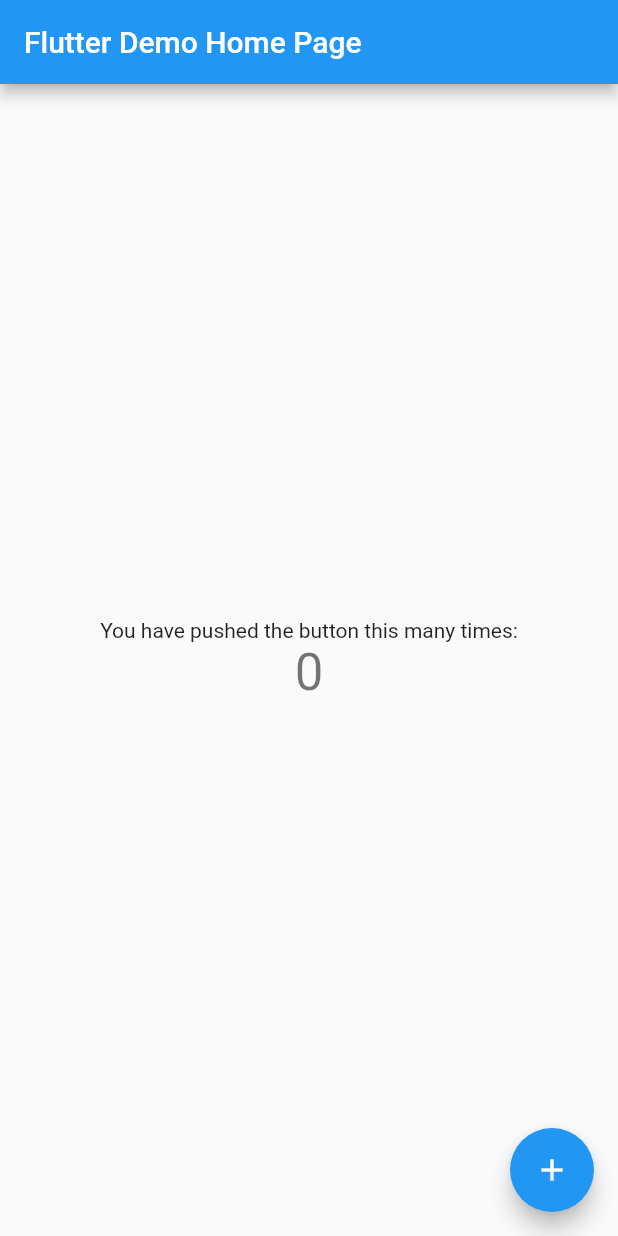
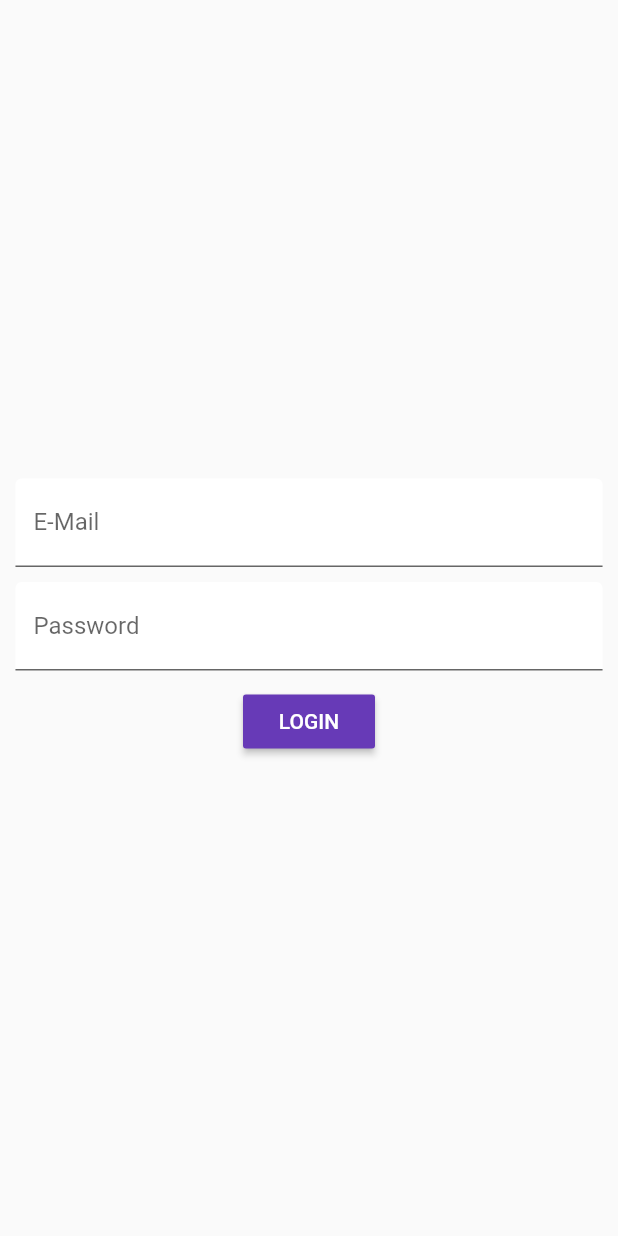
Before and after one commit to GuilhermeVendramini/flutter-to-do, a Flutter app: the screen it shows after launch, on a phone screen of 412 x 824 dp. Run offline on Flutter 3.47's test engine with Material 2 defaults, Android fonts, the phone set to English and light mode, and no system bars.

Commit message:
Flutter to-do

```diff
--- a/lib/main.dart
+++ b/lib/main.dart
@@ -1,111 +1,24 @@
 import 'package:flutter/material.dart';
+import './pages/user/login.dart';
+import './routes.dart';
 
-void main() => runApp(MyApp());
+void main() {
+  // debugPaintSizeEnabled = true;
+  // debugPaintBaselinesEnabled = true;
+  // debugPaintPointersEnabled = true;
+  runApp(MyApp());
+}
 
-class MyApp extends StatelessWidget {
-  // This widget is the root of your application.
+class MyApp extends StatefulWidget {
   @override
-  Widget build(BuildContext context) {
-    return MaterialApp(
-      title: 'Flutter Demo',
-      theme: ThemeData(
-        // This is the theme of your application.
-        //
-        // Try running your application with "flutter run". You'll see the
-        // application has a blue toolbar. Then, without quitting the app, try
-        // changing the primarySwatch below to Colors.green and then invoke
-        // "hot reload" (press "r" in the console where you ran "flutter run",
-        // or simply save your changes to "hot reload" in a Flutter IDE).
-        // Notice that the counter didn't reset back to zero; the application
-        // is not restarted.
-        primarySwatch: Colors.blue,
-      ),
-      home: MyHomePage(title: 'Flutter Demo Home Page'),
-    );
+  State<StatefulWidget> createState() {
+    return _MyAppState();
   }
 }
 
-class MyHomePage extends StatefulWidget {
-  MyHomePage({Key key, this.title}) : super(key: key);
-
-  // This widget is the home page of your application. It is stateful, meaning
-  // that it has a State object (defined below) that contains fields that affect
-  // how it looks.
-
-  // This class is the configuration for the state. It holds the values (in this
-  // case the title) provided by the parent (in this case the App widget) and
-  // used by the build method of the State. Fields in a Widget subclass are
-  // always marked "final".
-
-  final String title;
-
-  @override
-  _MyHomePageState createState() => _MyHomePageState();
-}
-
-class _MyHomePageState extends State<MyHomePage> {
-  int _counter = 0;
-
-  void _incrementCounter() {
-    setState(() {
-      // This call to setState tells the Flutter framework that something has
-      // changed in this State, which causes it to rerun the build method below
-      // so that the display can reflect the updated values. If we changed
-      // _counter without calling setState(), then the build method would not be
-      // called again, and so nothing would appear to happen.
-      _counter++;
-    });
-  }
-
+class _MyAppState extends State<MyApp> {
   @override
   Widget build(BuildContext context) {
-    // This method is rerun every time setState is called, for instance as done
-    // by the _incrementCounter method above.
-    //
-    // The Flutter framework has been optimized to make rerunning build methods
-    // fast, so that you can just rebuild anything that needs updating rather
-    // than having to individually change instances of widgets.
-    return Scaffold(
-      appBar: AppBar(
-        // Here we take the value from the MyHomePage object that was created by
-        // the App.build method, and use it to set our appbar title.
-        title: Text(widget.title),
-      ),
-      body: Center(
-        // Center is a layout widget. It takes a single child and positions it
-        // in the middle of the parent.
-        child: Column(
-          // Column is also layout widget. It takes a list of children and
-          // arranges them vertically. By default, it sizes itself to fit its
-          // children horizontally, and tries to be as tall as its parent.
-          //
-          // Invoke "debug painting" (press "p" in the console, choose the
-          // "Toggle Debug Paint" action from the Flutter Inspector in Android
-          // Studio, or the "Toggle Debug Paint" command in Visual Studio Code)
-          // to see the wireframe for each widget.
-          //
-          // Column has various properties to control how it sizes itself and
-          // how it positions its children. Here we use mainAxisAlignment to
-          // center the children vertically; the main axis here is the vertical
-          // axis because Columns are vertical (the cross axis would be
-          // horizontal).
-          mainAxisAlignment: MainAxisAlignment.center,
-          children: <Widget>[
-            Text(
-              'You have pushed the button this many times:',
-            ),
-            Text(
-              '$_counter',
-              style: Theme.of(context).textTheme.display1,
-            ),
-          ],
-        ),
-      ),
-      floatingActionButton: FloatingActionButton(
-        onPressed: _incrementCounter,
-        tooltip: 'Increment',
-        child: Icon(Icons.add),
-      ), // This trailing comma makes auto-formatting nicer for build methods.
-    );
+    return Routes();
   }
 }
--- /dev/null
+++ b/lib/pages/user/login.dart
@@ -0,0 +1,24 @@
+import 'package:flutter/material.dart';
+import '../../widgets/components/login.dart';
+
+class LoginPage extends StatefulWidget {
+  @override
+  State<StatefulWidget> createState() {
+    return _LoginPageState();
+  }
+}
+
+class _LoginPageState extends State<LoginPage> {
+
+  @override
+  Widget build(BuildContext context) {
+    return Scaffold(
+      body: Container(
+        padding: EdgeInsets.all(10.0),
+        child: Center(
+          child: Login(),
+        ),
+      ),
+    );
+  }
+}
--- /dev/null
+++ b/lib/routes.dart
@@ -0,0 +1,28 @@
+import 'package:flutter/material.dart';
+import './pages/user/login.dart';
+
+class Routes extends StatelessWidget {
+
+  @override
+  Widget  build(BuildContext context) {
+    var routes = <String, WidgetBuilder>{
+      '/login': (BuildContext context) => new LoginPage(),
+    };
+    return MaterialApp(
+      title: "To do",
+      initialRoute: '/login',
+      theme: ThemeData(
+          brightness: Brightness.light,
+          primarySwatch: Colors.red,
+          accentColor: Colors.deepPurple,
+          buttonColor: Colors.deepPurple
+      ),
+      routes: routes,
+      onUnknownRoute: (RouteSettings settings) {
+        return MaterialPageRoute(
+            builder: (BuildContext context) => LoginPage()
+        );
+      },
+    );
+  }
+}
--- /dev/null
+++ b/lib/widgets/components/login.dart
@@ -0,0 +1,36 @@
+import 'package:flutter/material.dart';
+import '../ui_elements/form.dart';
+
+class Login extends StatelessWidget{
+
+  @override
+  Widget  build(BuildContext context) {
+    final double deviceWidth = MediaQuery.of(context).size.width;
+    final double targetWidth = deviceWidth > 550.0 ? 500.0 : deviceWidth * 0.95;
+
+    return SingleChildScrollView(
+      child: Container(
+        width: targetWidth,
+        child: Form(
+          child: Column(
+            children: <Widget>[
+              Email(),
+              SizedBox(
+                height: 10.0,
+              ),
+              Password(),
+              SizedBox(
+                height: 10.0,
+              ),
+              RaisedButton(
+                textColor: Colors.white,
+                child: Text('LOGIN'),
+                onPressed: () => {},
+              ),
+            ],
+          ),
+        ),
+      ),
+    );
+  }
+}
--- /dev/null
+++ b/lib/widgets/ui_elements/form.dart
@@ -0,0 +1,42 @@
+import 'package:flutter/material.dart';
+
+
+class Email extends StatelessWidget{
+
+  @override
+  Widget build(BuildContext context) {
+    return TextFormField(
+      decoration: InputDecoration(
+        labelText: 'E-Mail',
+        filled: true,
+        fillColor: Colors.white
+      ),
+      validator: (String value) {
+        if (value.isEmpty ||
+            !RegExp(r"[a-z0-9!#$%&'*+/=?^_`{|}~-]+(?:\.[a-z0-9!#$%&'*+/=?^_`{|}~-]+)*@(?:[a-z0-9](?:[a-z0-9-]*[a-z0-9])?\.)+[a-z0-9](?:[a-z0-9-]*[a-z0-9])?")
+                .hasMatch(value)) {
+          return 'Please enter a valid email';
+        }
+      },
+    );
+  }
+}
+
+class Password extends StatelessWidget {
+
+  @override
+  Widget  build(BuildContext context) {
+    return TextFormField(
+      decoration: InputDecoration(
+        labelText: 'Password',
+        filled: true,
+        fillColor: Colors.white
+      ),
+      validator: (String value) {
+        if (value.isEmpty || value.length < 6) {
+          return 'Password invalid';
+        }
+      },
+    );
+  }
+}
--- a/pubspec.yaml
+++ b/pubspec.yaml
@@ -23,6 +23,7 @@ dependencies:
   # The following adds the Cupertino Icons font to your application.
   # Use with the CupertinoIcons class for iOS style icons.
   cupertino_icons: ^0.1.2
+  scoped_model: ^1.0.1
 
 dev_dependencies:
   flutter_test:
@@ -41,8 +42,8 @@ flutter:
   uses-material-design: true
 
   # To add assets to your application, add an assets section, like this:
-  # assets:
-  #  - images/a_dot_burr.jpeg
+  assets:
+   - assets/images/mark.png
   #  - images/a_dot_ham.jpeg
 
   # An image asset can refer to one or more resolution-specific "variants", see
```
Also changed, not shown: assets/images/mark.png (added), pubspec.lock.
